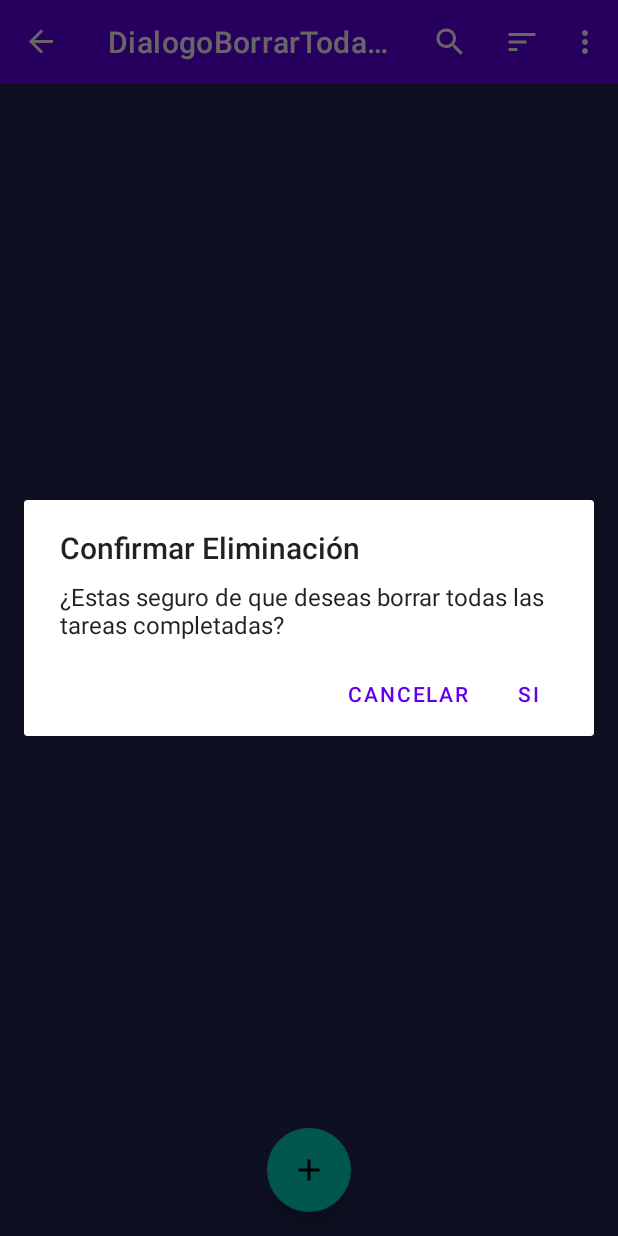
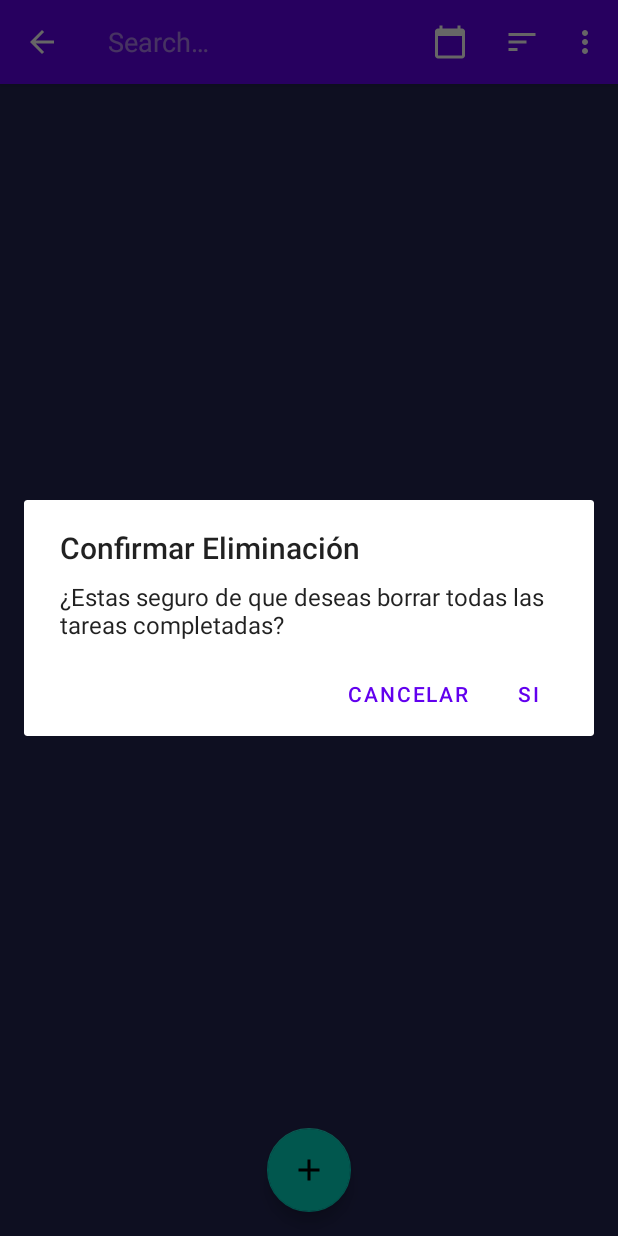
Before and after one commit to miguelcamp/ProyectoMoviles, an Android app: the screen it shows after launch (MainActivity), in the options menu, after a tap on "Borrar todas las completadas", on a phone screen of 412 x 824 dp. Run offline under Robolectric (Android 15) with nearby library versions, the phone set to English and light mode, and no system bars; our stand-ins replace Dagger/Hilt's generated code, Room's generated code, navigation-ui; libraries missing offline, so code that uses them is left out: androidx.datastore.preferences, androidx.hilt, androidx.hilt.lifecycle; 2 statements that could not run were skipped.

Commit message:
Fragmento de calaendario

```diff
--- a/app/src/main/java/edu/bo/ucb/agenda/ui/tareas/TareasViewModel.kt
+++ b/app/src/main/java/edu/bo/ucb/agenda/ui/tareas/TareasViewModel.kt
@@ -81,12 +81,17 @@ class TareasViewModel @ViewModelInject constructor(
     fun alClickearBorrarTodasLasCompletadas() = viewModelScope.launch {
         CanalEventoTareas.send(EventoTareas.NavegarAPantallaDeBorrarTodasLasCompletadas)
     }
+
+    fun alClickearCalendario() = viewModelScope.launch {
+        CanalEventoTareas.send(EventoTareas.NavegarACalendario)
+    }
     sealed class EventoTareas {
         object NavegarAPantallaAgregar : EventoTareas()
         data class NavegarAPantallaEditar(val tarea: Tarea) : EventoTareas()
         data class MostrarMensajeDeshacer(val tarea: Tarea) : EventoTareas()
         data class MostrarMensajeConfirmacionTareaGuardada(val msg: String) : EventoTareas()
         object NavegarAPantallaDeBorrarTodasLasCompletadas : EventoTareas()
+        object NavegarACalendario : EventoTareas()
     }
 
 
--- /dev/null
+++ b/app/src/main/res/drawable/ic_baseline_calendar_today_24.xml
@@ -0,0 +1,10 @@
+<vector xmlns:android="http://schemas.android.com/apk/res/android"
+    android:width="24dp"
+    android:height="24dp"
+    android:viewportWidth="24"
+    android:viewportHeight="24"
+    android:tint="?attr/colorControlNormal">
+  <path
+      android:fillColor="@android:color/white"
+      android:pathData="M20,3h-1L19,1h-2v2L7,3L7,1L5,1v2L4,3c-1.1,0 -2,0.9 -2,2v16c0,1.1 0.9,2 2,2h16c1.1,0 2,-0.9 2,-2L22,5c0,-1.1 -0.9,-2 -2,-2zM20,21L4,21L4,8h16v13z"/>
+</vector>
--- a/app/src/main/res/layout/item_tarea.xml
+++ b/app/src/main/res/layout/item_tarea.xml
@@ -24,7 +24,7 @@
         android:ellipsize="end"
         android:gravity="center_vertical"
         android:maxLines="1"
-        android:textColor="@color/black"
+        android:textColor="@color/white"
         tools:text="Texto de ejemplo" />
 
     <androidx.appcompat.widget.AppCompatImageView
--- a/app/src/main/res/menu/menu_fragment_tareas.xml
+++ b/app/src/main/res/menu/menu_fragment_tareas.xml
@@ -7,6 +7,12 @@
         android:title="Buscar"
         app:actionViewClass="androidx.appcompat.widget.SearchView"
         app:showAsAction="always|collapseActionView" />
+
+    <item
+        android:id="@+id/mostrar_calendario"
+        android:icon="@drawable/ic_baseline_calendar_today_24"
+        android:title="Mostrar Calendario"
+        app:showAsAction="always" />
 
     <item
         android:icon="@drawable/ic_sort"
--- a/app/src/main/res/navigation/nav_graph.xml
+++ b/app/src/main/res/navigation/nav_graph.xml
@@ -13,6 +13,9 @@
         <action
             android:id="@+id/action_tareasFragment_to_agregarEditarTareaFragment"
             app:destination="@id/agregarEditarTareaFragment" />
+        <action
+            android:id="@+id/action_tareasFragment_to_calendarioFragment"
+            app:destination="@id/calendarioFragment" />
     </fragment>
     <fragment
         android:id="@+id/agregarEditarTareaFragment"
@@ -33,4 +36,9 @@
         android:name="edu.bo.ucb.agenda.ui.borrarTodasLasCompletadas.DialogoBorrarTodasLasCompletadasFragment"
         android:label="DialogoBorrarTodasLasCompletadasFragment" />
     <action android:id="@+id/action_global_dialogoBorrarTodasLasCompletadasFragment" app:destination="@id/dialogoBorrarTodasLasCompletadasFragment" />
+    <fragment
+        android:id="@+id/calendarioFragment"
+        android:name="edu.bo.ucb.agenda.ui.calendario.CalendarioFragment"
+        android:label="Calendario"
+        tools:layout="@layout/fragment_calendario" />
 </navigation>
```
Also changed, not shown: app/src/main/java/edu/bo/ucb/agenda/ui/calendario/CalendarioFragment.kt (added, +7 -0 lines), app/src/main/java/edu/bo/ucb/agenda/ui/tareas/TareasFragment.kt (+9 -0 lines), app/src/main/res/layout/fragment_calendario.xml (added, +28 -0 lines), app/src/main/res/styles/styles.xml (added, +23 -0 lines), app/src/main/res/values-night/styles.xml (added, +22 -0 lines).
